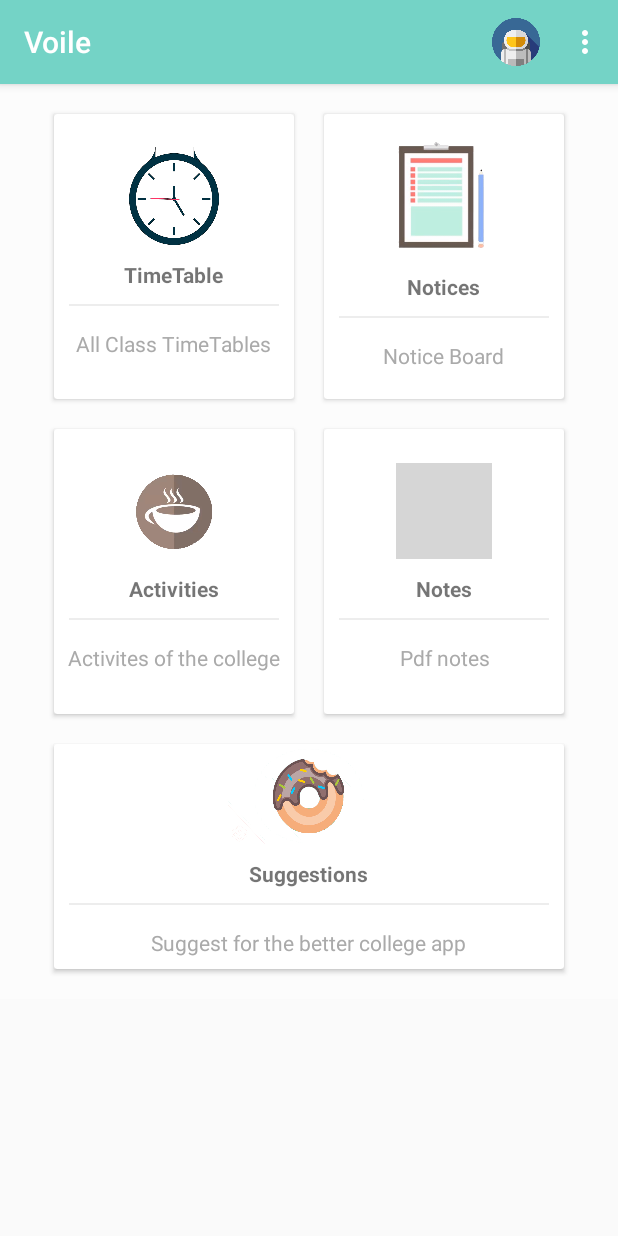
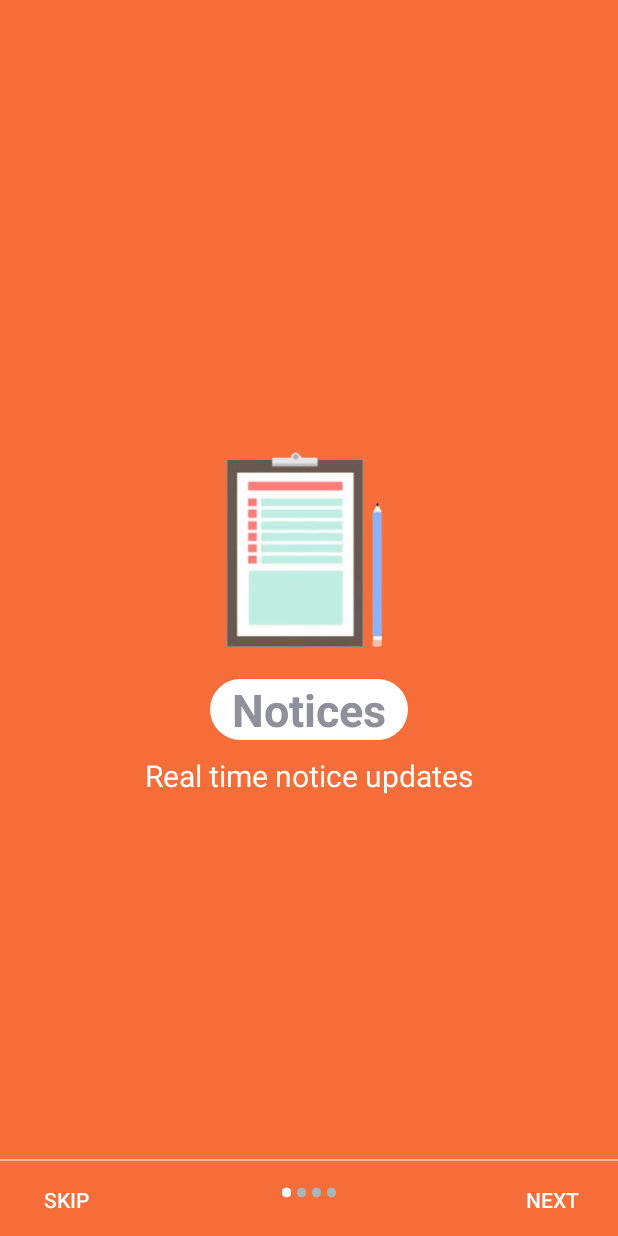
Before and after one commit to sreeteja06/catastropheapp, an Android app: the screen it shows after launch (MainActivity before the commit, WelcomeActivity after it), on a phone screen of 412 x 824 dp. Run offline under Robolectric (Android 15) with nearby library versions, the phone set to English and light mode, and no system bars; grey boxes are pictures that could not be loaded.

Commit message:
added onBoardguide

```diff
--- /dev/null
+++ b/app/src/main/java/com/example/sreet/learning/MyPagerAdapter.java
@@ -0,0 +1,46 @@
+package com.example.sreet.learning;
+
+import android.content.Context;
+import android.support.v4.view.PagerAdapter;
+import android.view.LayoutInflater;
+import android.view.View;
+import android.view.ViewGroup;
+
+/**
+ * Created by NgocTri on 11/29/2017.
+ */
+
+public class MyPagerAdapter extends PagerAdapter {
+    private LayoutInflater inflater;
+    private int[]layouts;
+    private Context context;
+
+    public MyPagerAdapter(int[] layouts, Context context) {
+        this.layouts = layouts;
+        this.context = context;
+    }
+
+    @Override
+    public int getCount() {
+        return layouts.length;
+    }
+
+    @Override
+    public boolean isViewFromObject(View view, Object object) {
+        return view==object;
+    }
+
+    @Override
+    public Object instantiateItem(ViewGroup container, int position) {
+        inflater = (LayoutInflater)context.getSystemService(Context.LAYOUT_INFLATER_SERVICE);
+        View v = inflater.inflate(layouts[position], container, false);
+        container.addView(v);
+        return v;
+    }
+
+    @Override
+    public void destroyItem(ViewGroup container, int position, Object object) {
+        View v = (View)object;
+        container.removeView(v);
+    }
+}
--- /dev/null
+++ b/app/src/main/java/com/example/sreet/learning/WelcomeActivity.java
@@ -0,0 +1,140 @@
+package com.example.sreet.learning;
+
+import android.content.Context;
+import android.content.Intent;
+import android.content.SharedPreferences;
+import android.graphics.Color;
+import android.os.Build;
+import android.support.v4.view.ViewPager;
+import android.support.v7.app.AppCompatActivity;
+import android.os.Bundle;
+import android.text.Html;
+import android.view.View;
+import android.view.Window;
+import android.view.WindowManager;
+import android.widget.Button;
+import android.widget.LinearLayout;
+import android.widget.TextView;
+import android.widget.Toast;
+
+public class WelcomeActivity extends AppCompatActivity {
+
+    private ViewPager viewPager;
+    private LinearLayout layoutDot;
+    private TextView[]dotstv;
+    private int[]layouts;
+    private Button btnSkip;
+    private Button btnNext;
+    private MyPagerAdapter pagerAdapter;
+
+
+    @Override
+    protected void onCreate(Bundle savedInstanceState) {
+        super.onCreate(savedInstanceState);
+        if(!isFirstTimeStartApp()) {
+            startMainActivity();
+            finish();
+        }
+
+        getSupportActionBar().hide();
+        setContentView(R.layout.activity_welcome);
+
+        viewPager = findViewById(R.id.view_pager);
+        layoutDot = findViewById(R.id.dotLayout);
+        btnNext = findViewById(R.id.btn_next);
+        btnSkip = findViewById(R.id.btn_skip);
+
+        //When user press skip, start Main Activity
+        btnSkip.setOnClickListener(new View.OnClickListener() {
+            @Override
+            public void onClick(View view) {
+
+                startMainActivity();
+            }
+        });
+
+        btnNext.setOnClickListener(new View.OnClickListener() {
+            @Override
+            public void onClick(View view) {
+                int currentPage = viewPager.getCurrentItem()+1;
+                if(currentPage < layouts.length) {
+                    //move to next page
+                    viewPager.setCurrentItem(currentPage);
+                } else {
+                    startMainActivity();
+                }
+            }
+        });
+        layouts = new int[]{R.layout.slider_1,R.layout.slider_2, R.layout.slider_3, R.layout.slider_4};
+        pagerAdapter = new MyPagerAdapter(layouts,getApplicationContext());
+        viewPager.setAdapter(pagerAdapter);
+
+        viewPager.addOnPageChangeListener(new ViewPager.OnPageChangeListener() {
+            @Override
+            public void onPageScrolled(int position, float positionOffset, int positionOffsetPixels) {
+
+            }
+
+            @Override
+            public void onPageSelected(int position) {
+                if(position == layouts.length-1){
+                    //LAST PAGE
+                    btnNext.setText("START");
+                    btnSkip.setVisibility(View.GONE);
+                }else {
+                    btnNext.setText("NEXT");
+                    btnSkip.setVisibility(View.VISIBLE);
+                }
+                setDotStatus(position);
+            }
+
+            @Override
+            public void onPageScrollStateChanged(int state) {
+
+            }
+        });
+        setDotStatus(0);
+    }
+
+    private boolean isFirstTimeStartApp() {
+        SharedPreferences ref = getApplicationContext().getSharedPreferences("IntroSliderApp", Context.MODE_PRIVATE);
+        return ref.getBoolean("FirstTimeStartFlag", true);
+    }
+
+    private void setFirstTimeStartStatus(boolean stt) {
+        SharedPreferences ref = getApplicationContext().getSharedPreferences("IntroSliderApp", Context.MODE_PRIVATE);
+        SharedPreferences.Editor editor = ref.edit();
+        editor.putBoolean("FirstTimeStartFlag", stt);
+        editor.commit();
+    }
+
+    private void setDotStatus(int page){
+        layoutDot.removeAllViews();
+        dotstv =new TextView[layouts.length];
+        for (int i = 0; i < dotstv.length; i++) {
+            dotstv[i] = new TextView(this);
+            dotstv[i].setText(Html.fromHtml("&#8226;"));
+            dotstv[i].setTextSize(30);
+            dotstv[i].setTextColor(Color.parseColor("#a9b4bb"));
+            layoutDot.addView(dotstv[i]);
+        }
+        //Set current dot active
+        if(dotstv.length>0){
+            dotstv[page].setTextColor(Color.parseColor("#ffffff"));
+        }
+    }
+    private void startMainActivity(){
+        setFirstTimeStartStatus(false);
+        startActivity(new Intent(WelcomeActivity.this, MainActivity.class));
+        finish();
+    }
+    private void setStatusBarTransparent(){
+        if (Build.VERSION.SDK_INT >= 21){
+            getWindow().getDecorView().setSystemUiVisibility(View.SYSTEM_UI_FLAG_LAYOUT_STABLE|View.SYSTEM_UI_FLAG_LAYOUT_FULLSCREEN);
+            Window window = getWindow();
+            window.addFlags(WindowManager.LayoutParams.FLAG_DRAWS_SYSTEM_BAR_BACKGROUNDS);
+            window.setStatusBarColor(Color.TRANSPARENT);
+        }
+
+    }
+}
--- a/app/src/main/java/com/example/sreet/learning/about.java
+++ b/app/src/main/java/com/example/sreet/learning/about.java
@@ -16,7 +16,7 @@ public class about extends AppCompatActivity {
         setTitle("About");
         versionTextView = (TextView) findViewById(R.id.version_id);
         try {
-            PackageInfo pInfo = this.getPackageManager().getPackageInfo(getPackageName(), 0);
+            PackageInfo pInfo = this.getPackageManager().getPackageInfo(getPackageName(), 0);           //to get the version id
             String version = pInfo.versionName;
             versionTextView.setText(version);
         } catch (PackageManager.NameNotFoundException e) {
--- a/app/src/main/java/com/example/sreet/learning/activities.java
+++ b/app/src/main/java/com/example/sreet/learning/activities.java
@@ -20,7 +20,7 @@ public class activities extends AppCompatActivity {
     @Override
     public boolean onCreateOptionsMenu(Menu menu) {
         MenuInflater inflater = getMenuInflater();
-        inflater.inflate(R.menu.custom_menu,menu);
+        inflater.inflate(R.menu.custom_menu,menu);                                          //to set the custom appbar
         MenuItem item= menu.findItem(R.id.saveNOtice);
         item.setVisible(false);
         this.invalidateOptionsMenu();
@@ -29,7 +29,7 @@ public class activities extends AppCompatActivity {
 
     @Override
     public boolean onOptionsItemSelected(MenuItem item) {
-        switch (item.getItemId()){
+        switch (item.getItemId()){                                                          //items clicked in the appbar
             case R.id.favorite:
                 Intent intent = new Intent(this,idCard.class);
                 startActivity(intent);
--- a/app/src/main/java/com/example/sreet/learning/firstYearNotices.java
+++ b/app/src/main/java/com/example/sreet/learning/firstYearNotices.java
@@ -51,7 +51,7 @@ public class firstYearNotices extends AppCompatActivity implements AdapterView.O
     ProgressBar spinner;
 
     @Override
-    public void onItemClick(AdapterView<?> parent, View view, int position, long id) {
+    public void onItemClick(AdapterView<?> parent, View view, int position, long id) {                      //list item click listener
         Intent intent = new Intent(this,listViewClick.class);
         String positionDate = dateAndTimeList.get(position);
         intent.putExtra("Date",positionDate);
@@ -62,7 +62,7 @@ public class firstYearNotices extends AppCompatActivity implements AdapterView.O
     }
 
     @Override
-    protected void onActivityResult(int requestCode, int resultCode, Intent data) {
+    protected void onActivityResult(int requestCode, int resultCode, Intent data) {                         //to get result from the gallery image picker
         super.onActivityResult(requestCode, resultCode, data);
 
         if(requestCode == GALLERY_INTENT && resultCode == RESULT_OK){
--- a/app/src/main/res/drawable/cercleshape.xml
+++ b/app/src/main/res/drawable/cercleshape.xml
@@ -1,4 +1,6 @@
 <?xml version="1.0" encoding="utf-8"?>
 <shape android:shape="rectangle" xmlns:android="http://schemas.android.com/apk/res/android">
-    <solid android:color="@color/something"/>
+    <solid android:color="@android:color/white"/>
+    <corners android:topLeftRadius="116dp" android:topRightRadius="116dp"
+        android:bottomLeftRadius="116dp" android:bottomRightRadius="116dp"/>
 </shape>
--- /dev/null
+++ b/app/src/main/res/layout/activity_welcome.xml
@@ -0,0 +1,49 @@
+<?xml version="1.0" encoding="utf-8"?>
+<RelativeLayout xmlns:android="http://schemas.android.com/apk/res/android"
+    xmlns:app="http://schemas.android.com/apk/res-auto"
+    xmlns:tools="http://schemas.android.com/tools"
+    android:layout_width="match_parent"
+    android:layout_height="match_parent"
+    tools:context=".WelcomeActivity">
+    <android.support.v4.view.ViewPager
+        android:id="@+id/view_pager"
+        android:layout_width="match_parent"
+        android:layout_height="match_parent" />
+
+    <LinearLayout
+        android:id="@+id/dotLayout"
+        android:layout_width="match_parent"
+        android:layout_height="30dp"
+        android:layout_alignParentBottom="true"
+        android:layout_marginBottom="20dp"
+        android:gravity="center"
+        android:orientation="horizontal"></LinearLayout>
+
+    <View
+        android:layout_width="match_parent"
+        android:layout_height="1dp"
+        android:layout_above="@id/dotLayout"
+        android:alpha=".5"
+        android:background="@android:color/white" />
+
+    <Button
+        android:id="@+id/btn_next"
+        android:layout_width="wrap_content"
+        android:layout_height="wrap_content"
+        android:layout_alignParentBottom="true"
+        android:layout_alignParentRight="true"
+        android:background="@null"
+        android:text="Next"
+        android:textColor="@android:color/white" />
+
+    <Button
+        android:id="@+id/btn_skip"
+        android:layout_width="wrap_content"
+        android:layout_height="wrap_content"
+        android:layout_alignParentBottom="true"
+        android:layout_alignParentLeft="true"
+        android:background="@null"
+        android:text="Skip"
+        android:textColor="@android:color/white" />
+
+</RelativeLayout>
--- /dev/null
+++ b/app/src/main/res/layout/slider_1.xml
@@ -0,0 +1,35 @@
+<?xml version="1.0" encoding="utf-8"?>
+<LinearLayout xmlns:android="http://schemas.android.com/apk/res/android"
+    android:layout_width="match_parent"
+    android:layout_height="match_parent"
+    android:background="#f56d38"
+    android:gravity="center"
+    android:orientation="vertical">
+
+    <ImageView
+        android:layout_width="150dp"
+        android:layout_height="150dp"
+        android:layout_gravity="center"
+        android:src="@drawable/notices" />
+
+    <TextView
+        android:layout_width="132dp"
+        android:layout_height="wrap_content"
+        android:layout_marginTop="10dp"
+        android:background="@drawable/cercleshape"
+
+        android:text="Notices"
+        android:textAlignment="center"
+        android:textSize="30dp"
+        android:textStyle="bold" />
+
+    <TextView
+        android:layout_width="match_parent"
+        android:layout_height="wrap_content"
+        android:layout_marginTop="10dp"
+        android:text="Real time notice updates"
+        android:textAlignment="center"
+        android:textColor="@android:color/white"
+        android:textSize="20dp" />
+
+</LinearLayout>
--- a/app/src/main/res/values/strings.xml
+++ b/app/src/main/res/values/strings.xml
@@ -4,4 +4,5 @@
     <string name="login">LogIn</string>
     <string name="change">Change</string>
     <string name="todo">TODO</string>
+
 </resources>
```
Also changed, not shown: app/src/main/AndroidManifest.xml (+12 -9 lines), app/src/main/java/com/example/sreet/learning/FCMService.java (+24 -8 lines), app/src/main/java/com/example/sreet/learning/MainActivity.java (+18 -3 lines), app/src/main/java/com/example/sreet/learning/listViewClick.java (+10 -1 lines), app/src/main/res/layout/activity_list_view_click.xml (+14 -0 lines), app/src/main/res/layout/activity_main.xml (+6 -2 lines), app/src/main/res/layout/slider_2.xml (added, +34 -0 lines), app/src/main/res/layout/slider_3.xml (added, +34 -0 lines), app/src/main/res/layout/slider_4.xml (added, +34 -0 lines).
